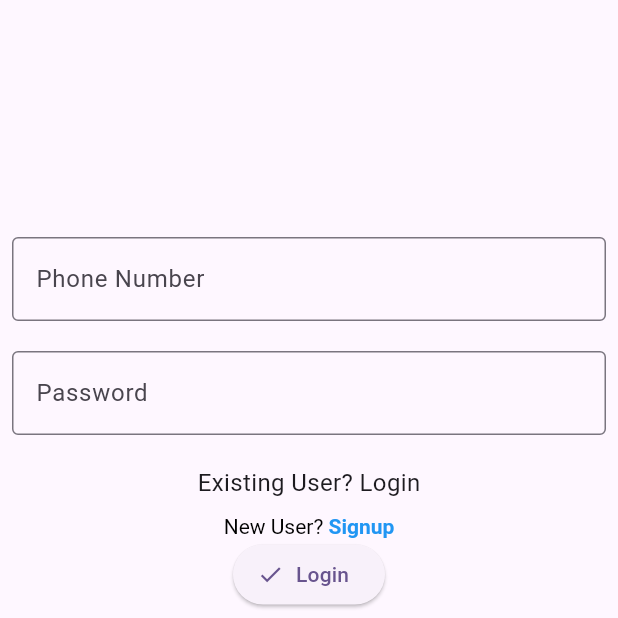
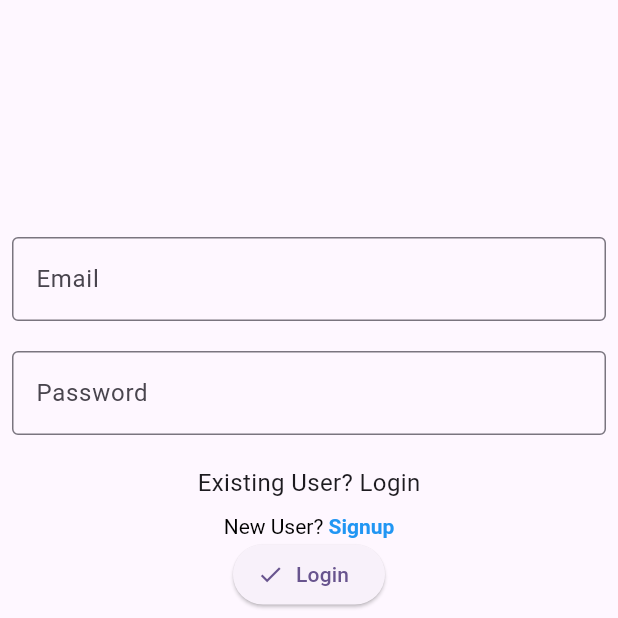
Before and after one commit to HEMDAN21ANJAN/buscond, a Flutter app: the LoginScreen1 screen opened directly, after a tap on "Login", on a phone screen of 412 x 824 dp, the top half of it. Run offline on Flutter 3.47's test engine with Material 2 defaults, Android fonts, the phone set to English and light mode, and no system bars; our stand-ins replace cloud_firestore, firebase_auth, firebase_core; missing offline and left inert: dart:ffi; accounts and stored records are empty; network calls fail.

Commit message:
Connected to firebase, basic login&sign up page ready

```diff
--- a/lib/main.dart
+++ b/lib/main.dart
@@ -1,7 +1,10 @@
 import 'package:busti007/screens/splash.dart';
+import 'package:firebase_core/firebase_core.dart';
 import 'package:flutter/material.dart';
 
-void main() {
+void main() async {
+  WidgetsFlutterBinding.ensureInitialized();
+  await Firebase.initializeApp();
   runApp(const MyApp());
 }
 
--- a/lib/screens/login_passenger.dart
+++ b/lib/screens/login_passenger.dart
@@ -1,10 +1,15 @@
+//import 'dart:html';
+
 import 'package:busti007/screens/signup_passenger.dart';
+import 'package:busti007/screens/welcome.dart';
+import 'package:firebase_auth/firebase_auth.dart';
+import 'package:firebase_core/firebase_core.dart';
 import 'package:flutter/material.dart';
 
 class LoginScreen1 extends StatelessWidget {
    LoginScreen1({Key? key}) : super(key: key);
 
-final _phoneController = TextEditingController();
+final _emailController = TextEditingController();
 final _passwordController = TextEditingController();
 
   @override
@@ -18,10 +23,10 @@ final _passwordController = TextEditingController();
               height: 150,
             ),
             TextFormField(
-              controller: _phoneController,
-              keyboardType: TextInputType.phone,
+              controller: _emailController,
+              keyboardType: TextInputType.emailAddress,
               decoration: const InputDecoration(
-                labelText: 'Phone Number',
+                labelText: 'Email',
                 border: OutlineInputBorder(),
               ),
             ),//text field for username
@@ -69,7 +74,12 @@ final _passwordController = TextEditingController();
                 ),
               ),
             ElevatedButton.icon(onPressed: () {
-              checkLogin(context);
+              FirebaseAuth.instance.signInWithEmailAndPassword(email: _emailController.text, password: _passwordController.text).then((value) {
+                Navigator.push(context,
+               MaterialPageRoute(builder: (context) => WelcomeScreen()));
+              }).onError((error, stackTrace) {
+                print("Error ${error.toString()}");
+              });
 
             },
             icon: const Icon(Icons.check),
@@ -80,23 +90,5 @@ final _passwordController = TextEditingController();
       ),
     );
   }
-  void checkLogin(BuildContext ctx)
-  {
-    final _phone = _phoneController.text;
-    final _password = _passwordController.text;
-    if (_phone.isNotEmpty && _password.isNotEmpty) {
-    if (_phone == _password) {
-      // Go to homepage
-    } else {
-      final _errorMessage = 'User not registered';
-      ScaffoldMessenger.of(ctx).showSnackBar(
-        SnackBar(
-          behavior: SnackBarBehavior.floating,
-          margin: EdgeInsets.all(10),
-          content: Text(_errorMessage),
-        ),
-      );
-    }
-  }
-  }
+
 }
--- a/pubspec.yaml
+++ b/pubspec.yaml
@@ -45,6 +45,7 @@ dependencies:
   image_picker: ^0.8.7+5
   firebase_storage: ^11.2.2
   fluttertoast: ^8.2.2
+  get: ^4.6.5
 
 dev_dependencies:
   flutter_test:
```
Also changed, not shown: lib/screens/signup_passenger.dart (+26 -5 lines), pubspec.lock, 1 other file.
